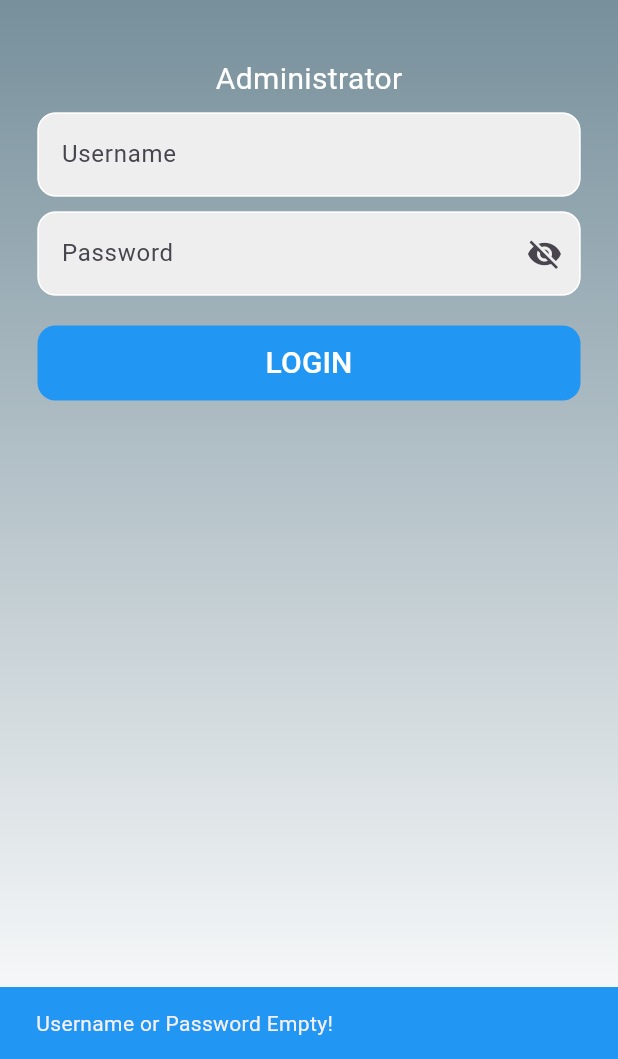
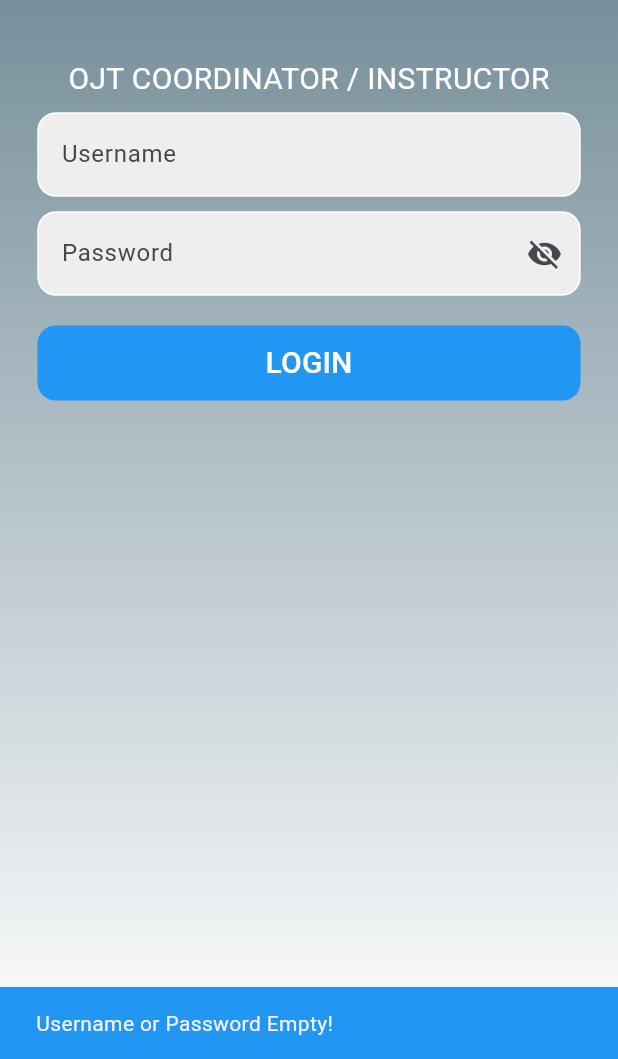
Before and after one commit to Ketch4n/ATTENDANCE-NMSCST, a Flutter app: the screen it shows after launch, after a tap on "LOGIN", on a phone screen of 412 x 824 dp, the part 177-1236 px from its top. Run offline on Flutter 3.47's test engine with Material 3 defaults, Android fonts, the phone set to English and light mode, and no system bars; our stand-ins replace firebase_core, flutter_dotenv, hexcolor, shared_preferences; accounts and stored records are empty; network calls fail.

Commit message:
Optimized-Functions/Loading-Added

```diff
--- a/lib/src/authentication/auth/auth_index.dart
+++ b/lib/src/authentication/auth/auth_index.dart
@@ -26,13 +26,15 @@ class _AuthIndexState extends State<AuthIndex> {
     final uemail = prefs.getString('userEMAIL');
     final urole = prefs.getInt('userROLE');
 
-    setState(() {
-      UserSessionEvent.quack = userId == null;
-      UserSessionEvent.id = userId!;
-      UserSessionEvent.email = uemail!;
-      UserSessionEvent.name = uname!;
-      UserSessionEvent.role = urole!;
-    });
+    if (userId != null) {
+      setState(() {
+        UserSessionEvent.quack = false;
+        UserSessionEvent.id = userId;
+        UserSessionEvent.email = uemail ?? "";
+        UserSessionEvent.name = uname ?? "";
+        UserSessionEvent.role = urole ?? 0;
+      });
+    }
   }
 
   @override
--- a/lib/src/authentication/login/functions/login.dart
+++ b/lib/src/authentication/login/functions/login.dart
@@ -1,6 +1,8 @@
 import 'dart:convert';
 
+import 'package:attendance_nmscst/src/components/circular_loading.dart';
 import 'package:attendance_nmscst/src/components/snackbar.dart';
+import 'package:attendance_nmscst/src/data/constant/constant_text_controller.dart';
 import 'package:attendance_nmscst/src/data/provider/user_session.dart';
 import 'package:attendance_nmscst/src/data/server/url.dart';
 import 'package:attendance_nmscst/src/pages/index/index_page.dart';
@@ -8,7 +10,15 @@ import 'package:flutter/material.dart';
 import 'package:http/http.dart' as http;
 import 'package:shared_preferences/shared_preferences.dart';
 
-void login(context, email, password) async {
+Future<void> login(context) async {
+  final email = controller.email.text.trim();
+  final password = controller.pass.text.trim();
+  if (email.isEmpty || password.isEmpty) {
+    ScaffoldMessenger.of(context).hideCurrentSnackBar();
+    customSnackBar(context, 1, "Username or Password Empty!");
+    return;
+  } else {
+    circularLoading(context);
     try {
       final prefs = await SharedPreferences.getInstance();
       final response = await http.post(
@@ -35,16 +45,20 @@ void login(context, email, password) async {
         UserSessionEvent.name = user['name'];
         UserSessionEvent.role = user['role'];
 
-      Navigator.of(context).pushReplacement(
+        customSnackBar(context, 0, message);
+
+        await Navigator.of(context).pushReplacement(
           MaterialPageRoute(
             builder: (context) => const IndexPage(),
           ),
         );
-      customSnackBar(context, 0, message);
       } else {
         customSnackBar(context, 1, message);
       }
     } catch (e) {
       print(e);
+    } finally {
+      Navigator.of(context).pop();
     }
   }
+}
--- a/lib/src/authentication/login/functions/submit.dart
+++ /dev/null
@@ -1,14 +0,0 @@
-import 'package:attendance_nmscst/src/authentication/login/functions/login.dart';
-import 'package:attendance_nmscst/src/components/snackbar.dart';
-import 'package:attendance_nmscst/src/data/constant/constant_text_controller.dart';
-
-void onSubmit(context) async {
-  final email = controller.email.text.trim();
-  final password = controller.pass.text.trim();
-  if (email.isEmpty || password.isEmpty) {
-    customSnackBar(context, 1, "Username or Password Empty!");
-    return;
-  } else {
-    login(context, email, password);
-  }
-}
--- a/lib/src/authentication/login/modules/login_body.dart
+++ b/lib/src/authentication/login/modules/login_body.dart
@@ -1,5 +1,5 @@
 import 'package:attendance_nmscst/src/authentication/login/components/text_button.dart';
-import 'package:attendance_nmscst/src/authentication/login/functions/submit.dart';
+import 'package:attendance_nmscst/src/authentication/login/functions/login.dart';
 import 'package:attendance_nmscst/src/data/constant/constant_text_controller.dart';
 import 'package:attendance_nmscst/src/utils/styles/text_field.dart';
 import 'package:flutter/material.dart';
@@ -54,7 +54,7 @@ class _LoginBodyState extends State<LoginBody> {
               ),
             ),
             const SizedBox(height: 20),
-            CustomTextButton(function: () => onSubmit(context), child: "LOGIN")
+            CustomTextButton(function: () => login(context), child: "LOGIN")
           ],
         ),
       ),
--- a/lib/src/authentication/login/modules/login_subheader.dart
+++ b/lib/src/authentication/login/modules/login_subheader.dart
@@ -4,6 +4,6 @@ import 'package:flutter/material.dart';
 Widget loginSubHeader() {
   return Padding(
     padding: const EdgeInsets.all(8.0),
-    child: Text("Administrator", style: UtilsTextStyle.h1),
+    child: Text("OJT COORDINATOR / INSTRUCTOR", style: UtilsTextStyle.h1),
   );
 }
--- a/lib/src/components/confirmation_dialog.dart
+++ b/lib/src/components/confirmation_dialog.dart
@@ -24,9 +24,9 @@ Future<bool?> confirmationDialog(
         ],
       );
     },
-  ).then((value) {
+  ).then((value) async {
     if (value == true) {
-      callback();
+      await callback();
     }
     return value;
   });
--- a/lib/src/pages/announcement/functions/post.dart
+++ b/lib/src/pages/announcement/functions/post.dart
@@ -13,6 +13,7 @@ Future<void> postAnnouncement(
   if (subject.isEmpty || body.isEmpty) {
     ScaffoldMessenger.of(context).hideCurrentSnackBar();
     customSnackBar(context, 1, "Subject and Body cannot be empty !");
+    Navigator.of(context).pop();
   } else {
     circularLoading(context);
 
--- a/lib/src/pages/dashboard/dashboard_page.dart
+++ b/lib/src/pages/dashboard/dashboard_page.dart
@@ -13,9 +13,9 @@ class _DashboardPageState extends State<DashboardPage> {
   @override
   Widget build(BuildContext context) {
     return Scaffold(
-      body: Padding(
-        padding: const EdgeInsets.all(8.0),
-        child: SingleChildScrollView(
+      body: SingleChildScrollView(
+        child: Padding(
+          padding: const EdgeInsets.all(8.0),
           child: Center(
             child: Column(
               mainAxisAlignment: MainAxisAlignment.start,
```
Also changed, not shown: lib/src/authentication/logout/functions/logout.dart (added, +11 -0 lines), lib/src/authentication/logout/functions/remove_sharedpref.dart (added, +20 -0 lines), lib/src/pages/index/components/sidebar/sidebar.dart (+2 -19 lines), 1 other file. Lines whose indentation alone changed are shown as unchanged.
